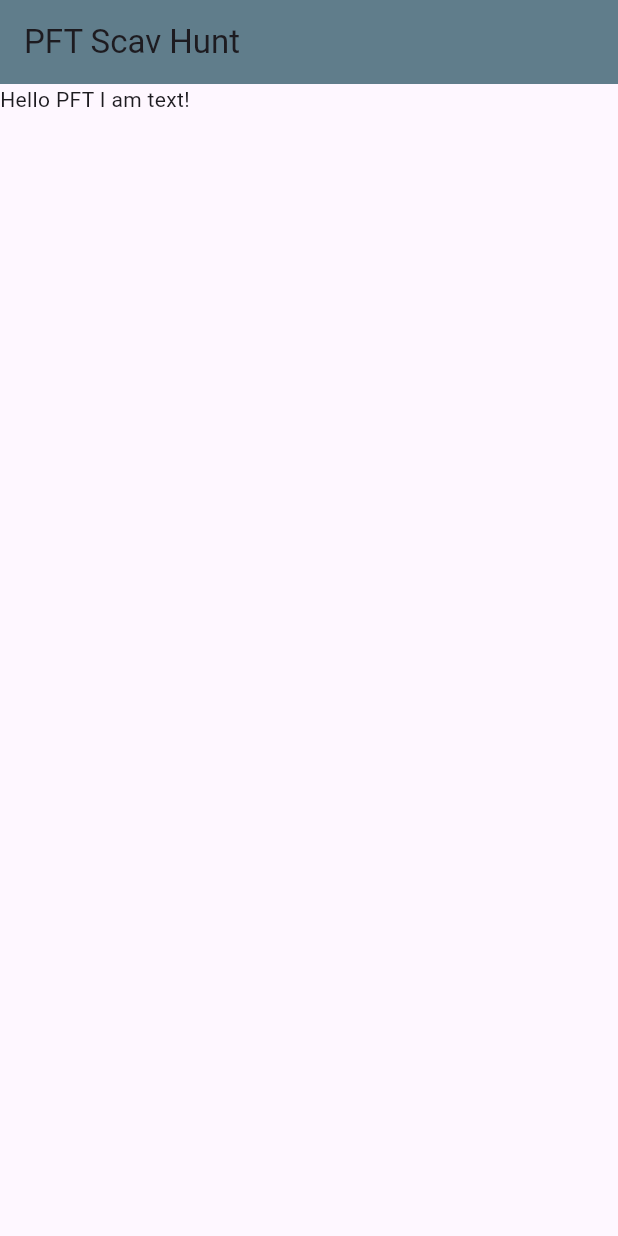
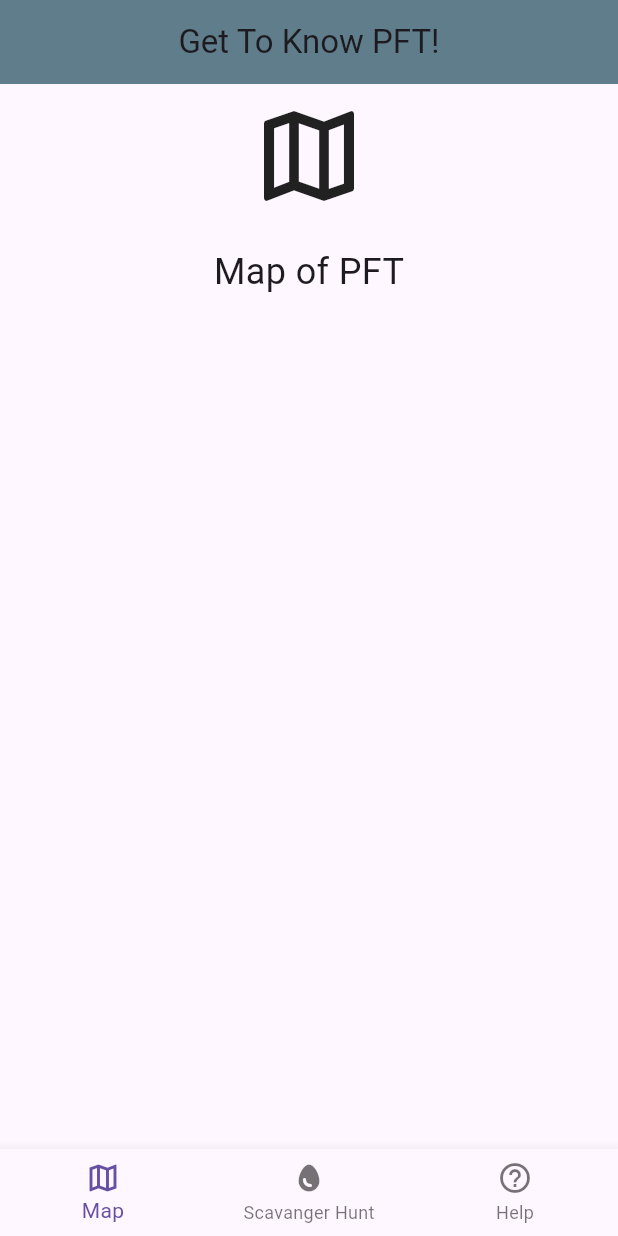
Before and after one commit to Jacon-ator/Flutter_Scav_App, a Flutter app: the screen it shows after launch, on a phone screen of 412 x 824 dp. Run offline on Flutter 3.47's test engine with Material 3 defaults, Android fonts, the phone set to English and light mode, and no system bars.

Commit message:
Basic App Structure

```diff
--- a/lib/main.dart
+++ b/lib/main.dart
@@ -1,8 +1,6 @@
 import 'package:flutter/material.dart';
 
-void main() {
-  runApp(MyApp());
-}
+void main() => runApp(MyApp());
 
 class MyApp extends StatelessWidget {
   const MyApp({super.key});
@@ -10,10 +8,159 @@ class MyApp extends StatelessWidget {
   @override
   Widget build(BuildContext context) {
     return MaterialApp(
-        home: Scaffold(
-            appBar: AppBar(
-                backgroundColor: Colors.blueGrey,
-                title: const Text("PFT Scav Hunt")),
-            body: Container(child: const Text("Hello PFT I am text!"))));
+      title: 'Complex Pages Example',
+      home: HomeScreen(),
+    );
   }
 }
+
+class HomeScreen extends StatefulWidget {
+  const HomeScreen({super.key});
+
+  @override
+  _HomeScreenState createState() => _HomeScreenState();
+}
+
+class _HomeScreenState extends State<HomeScreen> {
+  int _selectedIndex = 0;
+
+  // List of pages to display
+  static final List<Widget> _pages = <Widget>[
+    MapPage(),
+    SearchPage(),
+    HelpPage(),
+  ];
+
+  void _onItemTapped(int index) {
+    setState(() {
+      _selectedIndex = index;
+    });
+  }
+
+  @override
+  Widget build(BuildContext context) {
+    return Scaffold(
+      appBar: AppBar(
+        title: Text('Get To Know PFT!'),
+        backgroundColor: Colors.blueGrey,
+        centerTitle: true,
+      ),
+      body: _pages.elementAt(_selectedIndex),
+      bottomNavigationBar: BottomNavigationBar(
+        currentIndex: _selectedIndex,
+        onTap: _onItemTapped,
+        items: const [
+          BottomNavigationBarItem(
+            icon: Icon(Icons.map_outlined),
+            label: 'Map',
+          ),
+          BottomNavigationBarItem(
+            icon: Icon(Icons.egg),
+            label: 'Scavanger Hunt',
+          ),
+          BottomNavigationBarItem(
+            icon: Icon(Icons.help_outline_sharp),
+            label: 'Help',
+          ),
+        ],
+      ),
+    );
+  }
+}
+
+class MapPage extends StatelessWidget {
+  const MapPage({super.key});
+
+  @override
+  Widget build(BuildContext context) {
+    // More complex layout using multiple widgets
+    return SingleChildScrollView(
+      child: Center(
+        child: Padding(
+          padding: const EdgeInsets.all(8.0),
+          child: Column(
+            mainAxisAlignment: MainAxisAlignment.center,
+            children: [
+              Icon(Icons.map_outlined, size: 80),
+              SizedBox(height: 20),
+              Text('Map of PFT', style: TextStyle(fontSize: 24)),
+              // Add additional widgets or complex layouts here
+            ],
+          ),
+        ),
+      ),
+    );
+  }
+}
+
+class SearchPage extends StatelessWidget {
+  const SearchPage({super.key});
+
+  @override
+  Widget build(BuildContext context) {
+    // Complex layout for search functionality
+    return Padding(
+      padding: const EdgeInsets.all(16.0),
+      child: Column(
+        mainAxisAlignment: MainAxisAlignment.center,
+        children: [
+          Text('Search Page', style: TextStyle(fontSize: 24)),
+          SizedBox(height: 20),
+          TextField(
+            decoration: InputDecoration(
+              border: OutlineInputBorder(),
+              labelText: 'Search',
+            ),
+          ),
+          SizedBox(height: 20),
+          ElevatedButton(
+            onPressed: () {
+              // Trigger search action
+            },
+            child: Text('Search'),
+          ),
+        ],
+      ),
+    );
+  }
+}
+
+class HelpPage extends StatelessWidget {
+  const HelpPage({super.key});
+
+  @override
+  Widget build(BuildContext context) {
+    // More detailed layout for a profile page
+    return Center(
+      child: Column(
+        mainAxisAlignment: MainAxisAlignment.center,
+        children: [
+          CircleAvatar(
+            radius: 50,
+            child: Icon(Icons.person, size: 50),
+          ),
+          SizedBox(height: 20),
+          Text('Virtual Tour Guide', style: TextStyle(fontSize: 24)),
+          SizedBox(height: 10),
+          Text('Joe Smoe',
+              style: TextStyle(fontSize: 20, fontWeight: FontWeight.bold)),
+          SizedBox(height: 4),
+          Text('Have Questions or Need Help?', style: TextStyle(fontSize: 18)),
+          SizedBox(height: 4),
+          Text.rich(
+            TextSpan(
+              text: 'Contact me at:',
+              style: TextStyle(fontSize: 18),
+              children: <TextSpan>[
+                TextSpan(
+                  text: 'JoeSmoe@lsu.edu',
+                  style: TextStyle(decoration: TextDecoration.underline),
+                ),
+              ],
+            ),
+          ),
+        ],
+      ),
+    );
+  }
+}
--- a/pubspec.yaml
+++ b/pubspec.yaml
@@ -58,8 +58,8 @@ flutter:
   uses-material-design: true
 
   # To add assets to your application, add an assets section, like this:
-  # assets:
-  #   - images/a_dot_burr.jpeg
+  assets:
+  - assets/
   #   - images/a_dot_ham.jpeg
 
   # An image asset can refer to one or more resolution-specific "variants", see
```
Also changed, not shown: assets/PFT_First_Floor.jpg (added).
